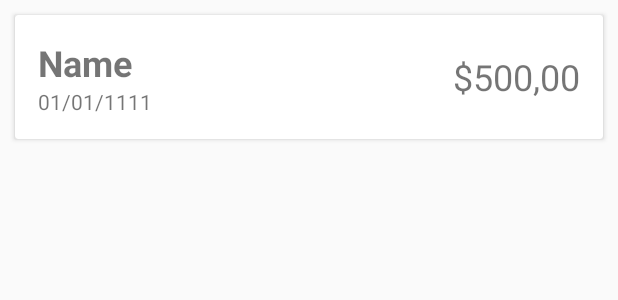
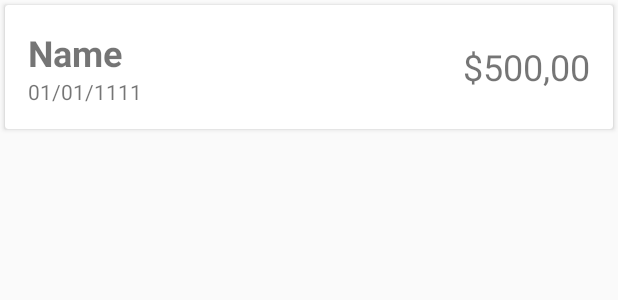
Before and after one commit to danielspeixoto/MyFinances, an Android app: the layout recycler_transaction_item.xml on its own in the app's theme, with its tools: preview values and no code run, on a phone screen of 412 x 824 dp. Shown: the top 300 px of the screen. Run offline under Robolectric (Android 15) with nearby library versions, the phone set to English and light mode, and no system bars.

Commit message:
More changes

```diff
--- a/app/src/main/res/layout/recycler_transaction_item.xml
+++ b/app/src/main/res/layout/recycler_transaction_item.xml
@@ -1,7 +1,8 @@
 <?xml version="1.0" encoding="utf-8"?>
 <android.support.v7.widget.CardView xmlns:android="http://schemas.android.com/apk/res/android"
     android:layout_width="match_parent" android:layout_height="wrap_content"
-    android:layout_margin="10dp">
+    android:layout_margin="3dp"
+    android:layout_marginBottom="10dp">
 
     <RelativeLayout
         android:layout_width="match_parent"
```
